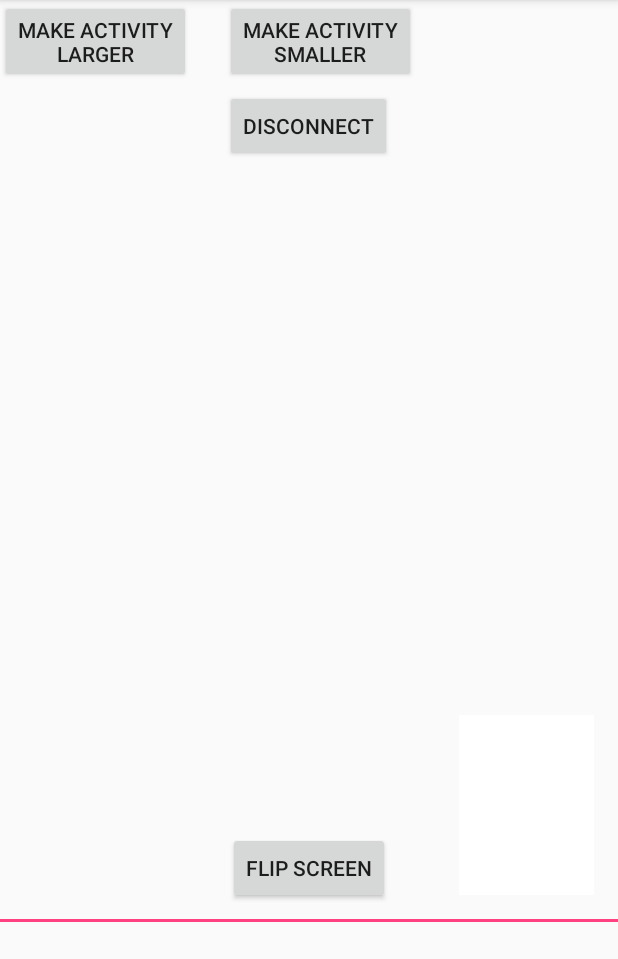
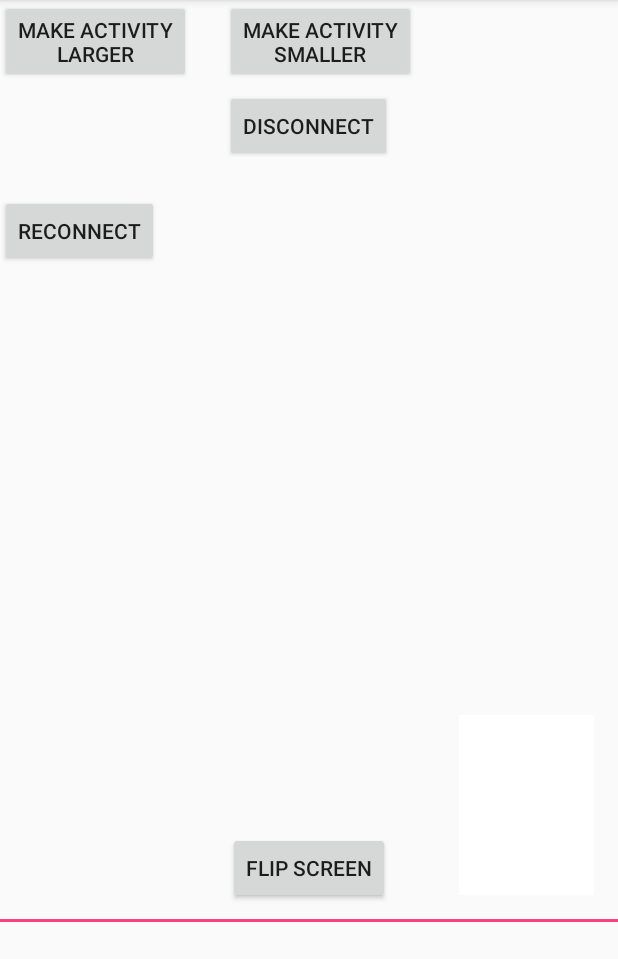
Before and after one commit to darthtoad/RemoteClassroomOpenTok, an Android app: the screen it shows after launch (MainActivity), on a phone screen of 412 x 824 dp, the part 84-1043 px from its top. Run offline under Robolectric (Android 15) with nearby library versions, the light colour scheme and no system bars; our stand-ins replace Volley; libraries missing offline, so code that uses them is left out: com.opentok.android, pub.devrel.easypermissions; 1 statement that could not run was skipped.

Commit message:
implement connect button. works with error

```diff
--- a/app/src/main/java/com/epicodus/samuelgespass/remoteclassroomopentok/ui/MainActivity.java
+++ b/app/src/main/java/com/epicodus/samuelgespass/remoteclassroomopentok/ui/MainActivity.java
@@ -59,6 +59,7 @@ public class MainActivity extends AppCompatActivity implements Session.SessionLi
     private Button mButtonSmallFragment;
     private Button mButtonDisconnect;
     private Spinner mSelectActivitySpinner;
+    private Button mButtonReconnect;
     private SharedPreferences sharedPreferences;
     private SharedPreferences.Editor editor;
 
@@ -90,6 +91,8 @@ public class MainActivity extends AppCompatActivity implements Session.SessionLi
             mButtonSmallFragment = (Button) findViewById(R.id.button_small_fragment);
             mFragmentContainer = (FrameLayout) findViewById(R.id.fragmentContainer);
             mVideoFrame = (FrameLayout) findViewById(R.id.videoFrame);
+            mButtonReconnect = (Button) findViewById(R.id.button_reconnect);
+
             mSelectActivitySpinner = (Spinner) findViewById(R.id.activity_select_spinner);
             mSelectActivitySpinner.getLayoutParams();
             ArrayAdapter<CharSequence> adapter = ArrayAdapter.createFromResource(this, R.array.select_activity_array, android.R.layout.simple_spinner_dropdown_item);
@@ -100,17 +103,22 @@ public class MainActivity extends AppCompatActivity implements Session.SessionLi
             mButtonSmallFragment.setOnClickListener(this);
             mButtonLargeFragment.setOnClickListener(this);
             mButtonDisconnect.setOnClickListener(this);
+            mButtonReconnect.setOnClickListener(this);
 
-            mSession = new Session.Builder(this, API_KEY, SESSION_ID).build();
-            mSession.setSessionListener(this);
-            mSession.connect(TOKEN);
-            mSession.setSignalListener(this);
+            createSession();
 
 
 
         } else {
             EasyPermissions.requestPermissions(this, "The Remote Classroom needs access to your camera and mic to work", RC_VIDEO_APP_PERM, perms);
         }
+    }
+
+    public void createSession() {
+        mSession = new Session.Builder(this, API_KEY, SESSION_ID).build();
+        mSession.setSessionListener(this);
+        mSession.connect(TOKEN);
+        mSession.setSignalListener(this);
     }
 
     @Override
@@ -203,6 +211,10 @@ public class MainActivity extends AppCompatActivity implements Session.SessionLi
         if (view == mButtonDisconnect) {
             mSession.disconnect();
         }
+
+        if (view == mButtonReconnect) {
+            createSession();
+        }
     }
 
     @Override
--- a/app/src/main/res/layout/activity_main.xml
+++ b/app/src/main/res/layout/activity_main.xml
@@ -41,6 +41,13 @@
             android:layout_marginLeft="150dp"
             android:layout_marginTop="60dp"
             android:text="Disconnect"/>
+
+        <Button
+            android:layout_width="wrap_content"
+            android:layout_height="wrap_content"
+            android:id="@+id/button_reconnect"
+            android:layout_marginTop="130dp"
+            android:text="Reconnect"/>
 
         <Spinner
             android:layout_width="wrap_content"
```
